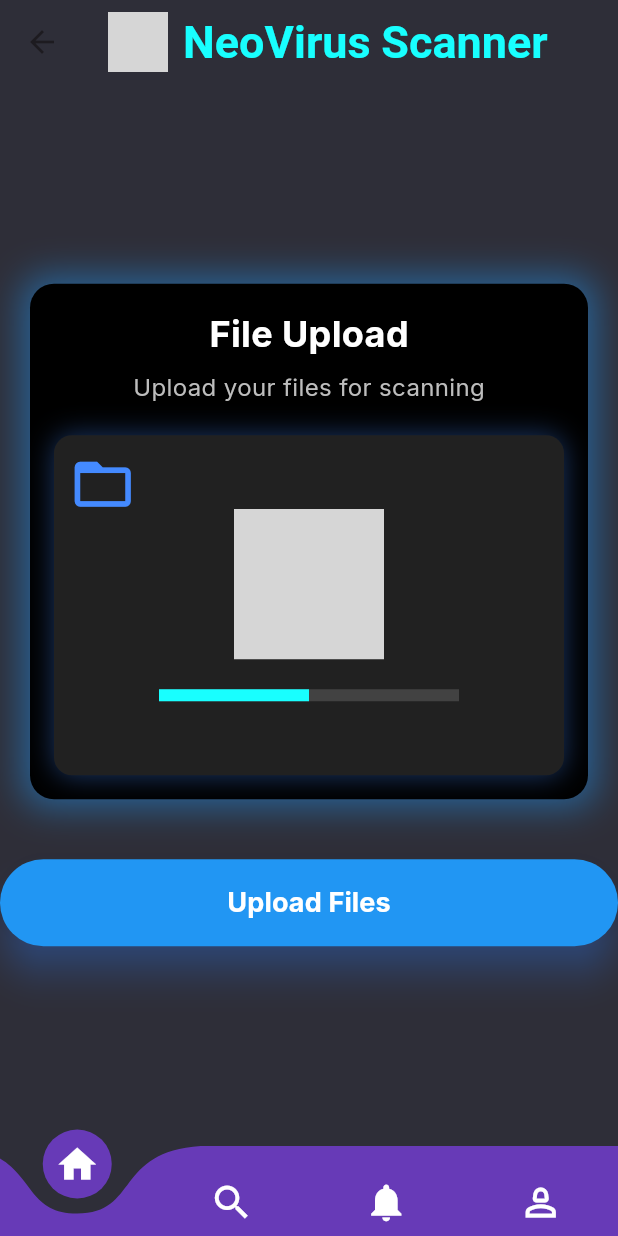
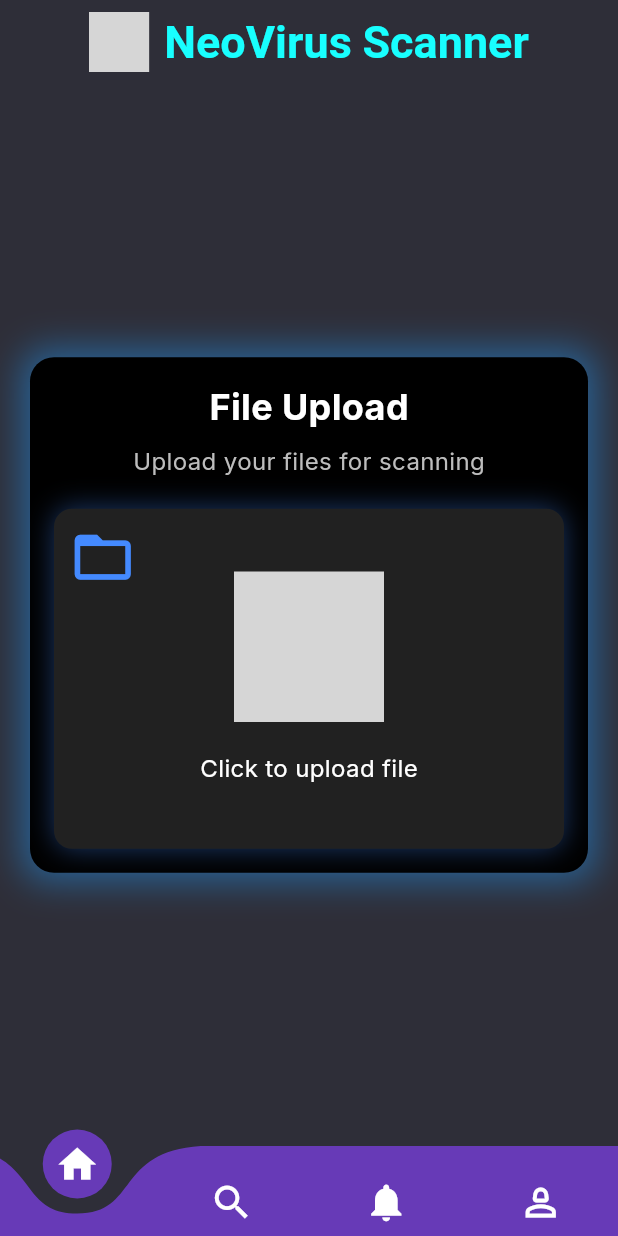
Before and after one commit to JeshaniNikhil/neo_virus_scanner, a Flutter app: the FileUploadScreen screen opened directly, on a phone screen of 412 x 824 dp. Run offline on Flutter 3.47's test engine with Material 3 defaults, Android fonts, the phone set to English and light mode, and no system bars; drawn by our look-alikes of curved_navigation_bar; our stand-ins replace file_picker, flutter_svg, google_fonts; project files that could hold a hidden picture were left out; grey boxes are pictures that could not be loaded.

Commit message:
file upload

```diff
--- a/lib/main.dart
+++ b/lib/main.dart
@@ -12,7 +12,7 @@
   runApp(
     MaterialApp(
       debugShowCheckedModeBanner: false,
-      home: const Login(),
+      home: const FileUploadScreen(),
       theme: ThemeData(
         textTheme: GoogleFonts.interTextTheme(),
       ),
--- a/lib/uploads/file_upload.dart
+++ b/lib/uploads/file_upload.dart
@@ -1,37 +1,107 @@
+import 'dart:io';
 import 'package:curved_navigation_bar/curved_navigation_bar.dart';
+import 'package:file_picker/file_picker.dart';
 import 'package:flutter/material.dart';
 import 'package:flutter_svg/flutter_svg.dart';
-import 'package:virus_scanner/customWidgets/bottomNavbar.dart';
+import 'package:http/http.dart' as http;
 
 class FileUploadScreen extends StatefulWidget {
   const FileUploadScreen({super.key});
 
   @override
+  // ignore: library_private_types_in_public_api
   _FileUploadScreenState createState() => _FileUploadScreenState();
 }
 
 class _FileUploadScreenState extends State<FileUploadScreen> {
-  int _currentIndex = 0; // Track selected index for bottom navigation
+  int _currentIndex = 0;
+  Color iconColor = Colors.white;
 
-  Color iconColor = Colors.white; // Define the icon color here
+  // Function to upload file and send it to VirusTotal API
+  Future<void> _uploadFile() async {
+    try {
+      // Open file picker
+      FilePickerResult? result = await FilePicker.platform.pickFiles();
+      if (result != null) {
+        File file = File(result.files.single.path!);
+
+        // Show a loading dialog
+        showDialog(
+          context: context,
+          barrierDismissible: false,
+          builder: (context) => const Center(
+            child: CircularProgressIndicator(),
+          ),
+        );
+
+        // VirusTotal API key
+        const String apiKey = 'cbbbb85ceea6a1f9a2403fb861d86e06a7418d768371552780aeb73caca67582';
+
+        // API endpoint for file analysis
+        const String url = 'https://www.virustotal.com/api/v3/files';
+
+        // Create multipart request
+        var request = http.MultipartRequest('POST', Uri.parse(url));
+        request.headers.addAll({'x-apikey': apiKey});
+        request.files.add(await http.MultipartFile.fromPath('file', file.path));
+
+        // Send request and await response
+        var response = await request.send();
+
+        // Close the loading dialog
+        Navigator.of(context).pop();
+
+        if (response.statusCode == 200) {
+          // Parse response
+          var responseBody = await http.Response.fromStream(response);
+          print('Response: ${responseBody.body}');
+          _showResponseDialog('File uploaded successfully!');
+        } else {
+          print('Error: ${response.statusCode}');
+          _showResponseDialog('File upload failed. Please try again.');
+        }
+      }
+    } catch (e) {
+      Navigator.of(context).pop();
+      print('Error: $e');
+      _showResponseDialog('An error occurred while uploading the file.');
+    }
+  }
+
+  // Function to show response dialog
+  void _showResponseDialog(String message) {
+    showDialog(
+      context: context,
+      builder: (context) => AlertDialog(
+        title: const Text('Neon Scanner Response'),
+        content: Text(message),
+        actions: [
+          TextButton(
+            onPressed: () => Navigator.of(context).pop(),
+            child: const Text('OK'),
+          ),
+        ],
+      ),
+    );
+  }
 
   @override
   Widget build(BuildContext context) {
     return Scaffold(
-      backgroundColor: Color(0xFF2E2E38),
+      backgroundColor: const Color(0xFF2E2E38),
       appBar: AppBar(
-        backgroundColor: Color(0xFF2E2E38),
+        backgroundColor: const Color(0xFF2E2E38),
         centerTitle: true,
         title: Row(
           mainAxisSize: MainAxisSize.min,
           children: [
             SvgPicture.asset(
-              'assets/images/logo.svg',
+              'assets/logo.svg',
               width: 40,
               height: 40,
             ),
             const SizedBox(width: 10),
-            Text(
+            const Text(
               "NeoVirus Scanner",
               style: TextStyle(
                 color: Colors.cyanAccent,
@@ -45,7 +115,6 @@
         elevation: 0,
       ),
       body: SafeArea(
-        // Wrap in SafeArea to prevent overlap with bottom navigation
         child: Column(
           mainAxisAlignment: MainAxisAlignment.center,
           crossAxisAlignment: CrossAxisAlignment.center,
@@ -66,7 +135,7 @@
               ),
               child: Column(
                 children: [
-                  Text(
+                  const Text(
                     "File Upload",
                     style: TextStyle(
                       color: Colors.white,
@@ -83,10 +152,11 @@
                     ),
                   ),
                   const SizedBox(height: 20),
-                  AspectRatio(
+                  GestureDetector(
+                    onTap: _uploadFile,
+                    child: AspectRatio(
                       aspectRatio: 1.5,
                       child: Container(
-                      // width: 105,
                         decoration: BoxDecoration(
                           color: Colors.grey.shade900,
                           borderRadius: BorderRadius.circular(12),
@@ -99,7 +169,7 @@
                         ),
                         child: Stack(
                           children: [
-                          Positioned(
+                            const Positioned(
                               top: 10,
                               left: 10,
                               child: Icon(
@@ -113,19 +183,17 @@
                                 mainAxisAlignment: MainAxisAlignment.center,
                                 children: [
                                   SvgPicture.asset(
-                                  'assets/images/file_upload.svg',
+                                    'assets/file_upload.svg',
                                     width: 100,
                                     height: 100,
                                     fit: BoxFit.contain,
                                   ),
                                   const SizedBox(height: 20),
-                                SizedBox(
-                                  width: 200,
-                                  child: LinearProgressIndicator(
-                                    value: 0.5,
-                                    backgroundColor: Colors.grey.shade800,
-                                    color: Colors.cyanAccent,
-                                    minHeight: 8,
+                                  const Text(
+                                    "Click to upload file",
+                                    style: TextStyle(
+                                      color: Colors.white,
+                                      fontSize: 16,
                                     ),
                                   ),
                                 ],
@@ -135,54 +203,22 @@
                         ),
                       ),
                     ),
+                  ),
                 ],
-              ),
-            ),
-            const SizedBox(height: 40),
-            ElevatedButton(
-              onPressed: () {
-                // Implement file upload functionality here
-
-              },
-              style: ElevatedButton.styleFrom(
-                padding: const EdgeInsets.symmetric(vertical: 16.0),
-                minimumSize: Size(double.infinity, 56),
-                backgroundColor: Colors.blue,
-                shape: RoundedRectangleBorder(
-                  borderRadius: BorderRadius.circular(30.0),
-                ),
-                shadowColor: Colors.blueAccent,
-                elevation: 10,
-              ),
-              child: Text(
-                "Upload Files",
-                style: TextStyle(
-                  fontSize: 18,
-                  fontWeight: FontWeight.bold,
-                  color: Colors.white,
-                ),
               ),
             ),
           ],
         ),
       ),
       bottomNavigationBar: CurvedNavigationBar(
-        height: 60, // Set a fixed height for the navigation bar
-        backgroundColor: Colors.transparent, // Set transparent background
-        color: Colors.deepPurple, // Set the color of the navigation bar
+        height: 60,
+        backgroundColor: Colors.transparent,
+        color: Colors.deepPurple,
         items: [
           Icon(color: iconColor, Icons.home, size: 30),
           Icon(color: iconColor, Icons.search, size: 30),
-          Icon(
-            color: iconColor,
-            Icons.notifications,
-            size: 30,
-          ),
-          Icon(
-            color: iconColor,
-            Icons.person_2_outlined,
-            size: 30,
-          )
+          Icon(color: iconColor, Icons.notifications, size: 30),
+          Icon(color: iconColor, Icons.person_2_outlined, size: 30),
         ],
         onTap: (index) {
           setState(() {
--- a/pubspec.yaml
+++ b/pubspec.yaml
@@ -32,12 +32,15 @@
     sdk: flutter
 
 
+
   # The following adds the Cupertino Icons font to your application.
   # Use with the CupertinoIcons class for iOS style icons.
   cupertino_icons: ^1.0.8
   flutter_svg: ^2.0.16
   google_fonts: ^6.2.1
   curved_navigation_bar: ^1.0.6
+  http: ^1.2.2
+  file_picker: ^8.1.4
 
 dev_dependencies:
   flutter_test:
```
Also changed, not shown: pubspec.lock. Lines whose indentation alone changed are shown as unchanged.
